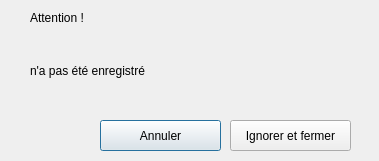
This is source/dialogclose.ui in Bramas/SimTex as Qt 5 draws it before an edit. The edited form follows.
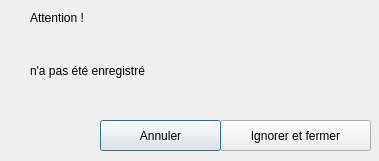
This is the edited form.

Diff of the .ui file:
```diff
--- a/source/dialogclose.ui
+++ b/source/dialogclose.ui
@@ -45,9 +45,9 @@
   <widget class="QPushButton" name="confirmAndClose">
    <property name="geometry">
     <rect>
-     <x>230</x>
+     <x>220</x>
      <y>120</y>
-     <width>121</width>
+     <width>151</width>
      <height>31</height>
     </rect>
    </property>
```
